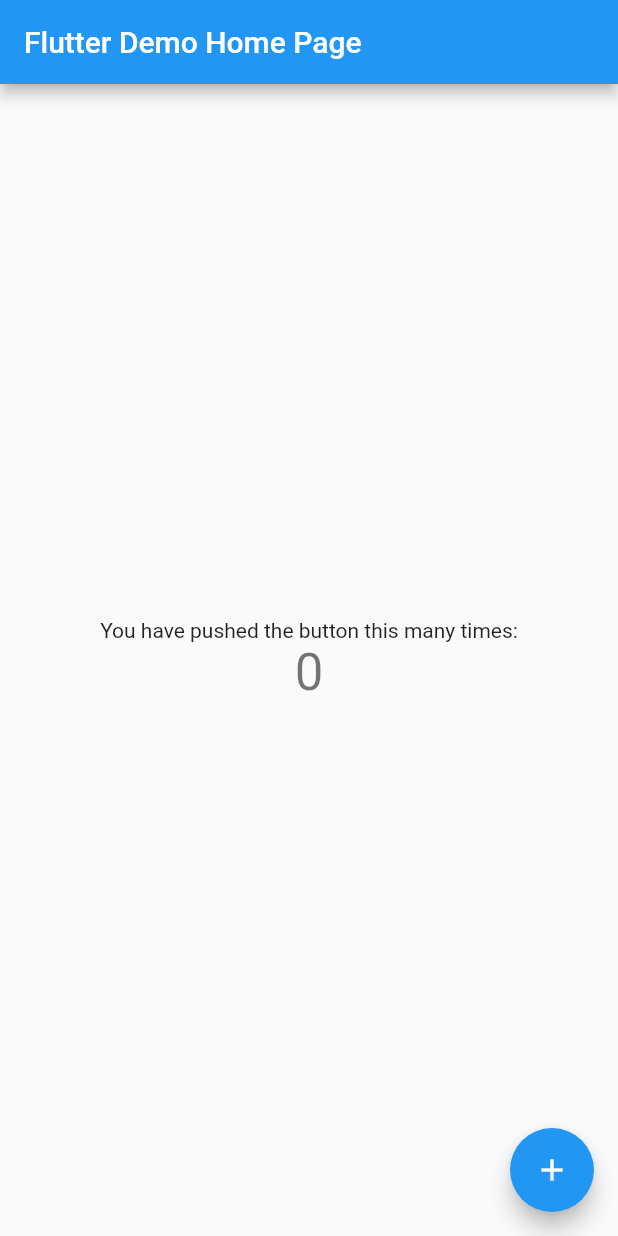
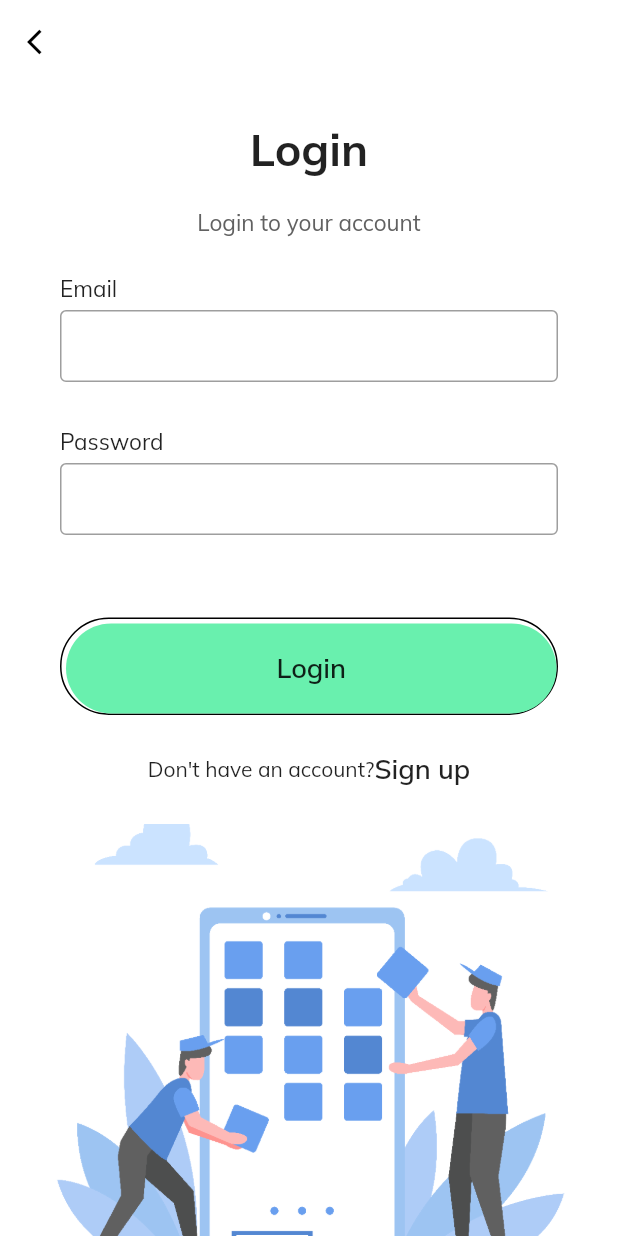
Before and after one commit to emiliohernandezdev/EnlatadosMGFlutter, a Flutter app: the screen it shows after launch, on a phone screen of 412 x 824 dp. Run offline on Flutter 3.47's test engine with Material 2 defaults, Android fonts, the phone set to English and light mode, and no system bars; our stand-ins replace google_fonts.

Commit message:
Se agregan pantallas de home y login

```diff
--- /dev/null
+++ b/lib/Screens/Auth/Login.dart
@@ -0,0 +1,142 @@
+import 'package:flutter/material.dart';
+
+class Login extends StatelessWidget {
+  @override
+  Widget build(BuildContext context) {
+    return Scaffold(
+      resizeToAvoidBottomInset: false,
+      backgroundColor: Colors.white,
+      appBar: AppBar(
+        elevation: 0,
+        brightness: Brightness.light,
+        backgroundColor: Colors.white,
+        leading: IconButton(
+          onPressed: () {
+            Navigator.pop(context);
+          },
+          icon: Icon(
+            Icons.arrow_back_ios,
+            size: 20,
+            color: Colors.black,
+          ),
+        ),
+      ),
+      body: Container(
+        height: MediaQuery.of(context).size.height,
+        width: double.infinity,
+        child: Column(
+          mainAxisAlignment: MainAxisAlignment.spaceBetween,
+          children: <Widget>[
+            Expanded(
+              child: Column(
+                mainAxisAlignment: MainAxisAlignment.spaceEvenly,
+                children: <Widget>[
+                  Column(
+                    children: <Widget>[
+                      Text(
+                        "Login",
+                        style: TextStyle(
+                            fontSize: 30, fontWeight: FontWeight.bold),
+                      ),
+                      SizedBox(
+                        height: 20,
+                      ),
+                      Text(
+                        "Login to your account",
+                        style: TextStyle(fontSize: 15, color: Colors.grey[700]),
+                      ),
+                    ],
+                  ),
+                  Padding(
+                    padding: EdgeInsets.symmetric(horizontal: 40),
+                    child: Column(
+                      children: <Widget>[
+                        makeInput(label: "Email"),
+                        makeInput(label: "Password", obscureText: true),
+                      ],
+                    ),
+                  ),
+                  Padding(
+                    padding: EdgeInsets.symmetric(horizontal: 40),
+                    child: Container(
+                      padding: EdgeInsets.only(top: 3, left: 3),
+                      decoration: BoxDecoration(
+                          borderRadius: BorderRadius.circular(50),
+                          border: Border(
+                            bottom: BorderSide(color: Colors.black),
+                            top: BorderSide(color: Colors.black),
+                            left: BorderSide(color: Colors.black),
+                            right: BorderSide(color: Colors.black),
+                          )),
+                      child: MaterialButton(
+                        minWidth: double.infinity,
+                        height: 60,
+                        onPressed: () {},
+                        color: Colors.greenAccent,
+                        elevation: 0,
+                        shape: RoundedRectangleBorder(
+                            borderRadius: BorderRadius.circular(50)),
+                        child: Text(
+                          "Login",
+                          style: TextStyle(
+                              fontWeight: FontWeight.w600, fontSize: 18),
+                        ),
+                      ),
+                    ),
+                  ),
+                  Row(
+                    mainAxisAlignment: MainAxisAlignment.center,
+                    children: <Widget>[
+                      Text("Don't have an account?"),
+                      Text(
+                        "Sign up",
+                        style: TextStyle(
+                            fontWeight: FontWeight.w600, fontSize: 18),
+                      ),
+                    ],
+                  )
+                ],
+              ),
+            ),
+            Container(
+              height: MediaQuery.of(context).size.height / 3,
+              decoration: BoxDecoration(
+                  image: DecorationImage(
+                      image: AssetImage('assets/background.png'),
+                      fit: BoxFit.cover)),
+            )
+          ],
+        ),
+      ),
+    );
+  }
+
+  Widget makeInput({label, obscureText = false}) {
+    return Column(
+      crossAxisAlignment: CrossAxisAlignment.start,
+      children: <Widget>[
+        Text(
+          label,
+          style: TextStyle(
+              fontSize: 15, fontWeight: FontWeight.w400, color: Colors.black87),
+        ),
+        SizedBox(
+          height: 5,
+        ),
+        TextField(
+          obscureText: obscureText,
+          decoration: InputDecoration(
+            contentPadding: EdgeInsets.symmetric(vertical: 0, horizontal: 10),
+            enabledBorder:
+                OutlineInputBorder(borderSide: BorderSide(color: Colors.grey)),
+            border:
+                OutlineInputBorder(borderSide: BorderSide(color: Colors.grey)),
+          ),
+        ),
+        SizedBox(
+          height: 30,
+        ),
+      ],
+    );
+  }
+}
--- a/lib/main.dart
+++ b/lib/main.dart
@@ -1,4 +1,7 @@
+import 'package:enlatadosmgapp/Screens/Auth/Login.dart';
 import 'package:flutter/material.dart';
+import 'package:google_fonts/google_fonts.dart';
+import 'Screens/Welcome/Welcome.dart';
 
 void main() {
   runApp(const MyApp());
@@ -7,109 +10,14 @@ void main() {
 class MyApp extends StatelessWidget {
   const MyApp({Key? key}) : super(key: key);
 
-  // This widget is the root of your application.
   @override
   Widget build(BuildContext context) {
     return MaterialApp(
-      title: 'Flutter Demo',
+      debugShowCheckedModeBanner: false,
+      title: 'Enlatados MG',
+      home: Login(),
       theme: ThemeData(
-        // This is the theme of your application.
-        //
-        // Try running your application with "flutter run". You'll see the
-        // application has a blue toolbar. Then, without quitting the app, try
-        // changing the primarySwatch below to Colors.green and then invoke
-        // "hot reload" (press "r" in the console where you ran "flutter run",
-        // or simply save your changes to "hot reload" in a Flutter IDE).
-        // Notice that the counter didn't reset back to zero; the application
-        // is not restarted.
-        primarySwatch: Colors.blue,
-      ),
-      home: const MyHomePage(title: 'Flutter Demo Home Page'),
+          textTheme: GoogleFonts.mulishTextTheme(Theme.of(context).textTheme)),
     );
   }
 }
-
-class MyHomePage extends StatefulWidget {
-  const MyHomePage({Key? key, required this.title}) : super(key: key);
-
-  // This widget is the home page of your application. It is stateful, meaning
-  // that it has a State object (defined below) that contains fields that affect
-  // how it looks.
-
-  // This class is the configuration for the state. It holds the values (in this
-  // case the title) provided by the parent (in this case the App widget) and
-  // used by the build method of the State. Fields in a Widget subclass are
-  // always marked "final".
-
-  final String title;
-
-  @override
-  State<MyHomePage> createState() => _MyHomePageState();
-}
-
-class _MyHomePageState extends State<MyHomePage> {
-  int _counter = 0;
-
-  void _incrementCounter() {
-    setState(() {
-      // This call to setState tells the Flutter framework that something has
-      // changed in this State, which causes it to rerun the build method below
-      // so that the display can reflect the updated values. If we changed
-      // _counter without calling setState(), then the build method would not be
-      // called again, and so nothing would appear to happen.
-      _counter++;
-    });
-  }
-
-  @override
-  Widget build(BuildContext context) {
-    // This method is rerun every time setState is called, for instance as done
-    // by the _incrementCounter method above.
-    //
-    // The Flutter framework has been optimized to make rerunning build methods
-    // fast, so that you can just rebuild anything that needs updating rather
-    // than having to individually change instances of widgets.
-    return Scaffold(
-      appBar: AppBar(
-        // Here we take the value from the MyHomePage object that was created by
-        // the App.build method, and use it to set our appbar title.
-        title: Text(widget.title),
-      ),
-      body: Center(
-        // Center is a layout widget. It takes a single child and positions it
-        // in the middle of the parent.
-        child: Column(
-          // Column is also a layout widget. It takes a list of children and
-          // arranges them vertically. By default, it sizes itself to fit its
-          // children horizontally, and tries to be as tall as its parent.
-          //
-          // Invoke "debug painting" (press "p" in the console, choose the
-          // "Toggle Debug Paint" action from the Flutter Inspector in Android
-          // Studio, or the "Toggle Debug Paint" command in Visual Studio Code)
-          // to see the wireframe for each widget.
-          //
-          // Column has various properties to control how it sizes itself and
-          // how it positions its children. Here we use mainAxisAlignment to
-          // center the children vertically; the main axis here is the vertical
-          // axis because Columns are vertical (the cross axis would be
-          // horizontal).
-          mainAxisAlignment: MainAxisAlignment.center,
-          children: <Widget>[
-            const Text(
-              'You have pushed the button this many times:',
-            ),
-            Text(
-              '$_counter',
-              style: Theme.of(context).textTheme.headline4,
-            ),
-          ],
-        ),
-      ),
-      floatingActionButton: FloatingActionButton(
-        onPressed: _incrementCounter,
-        tooltip: 'Increment',
-        child: const Icon(Icons.add),
-      ), // This trailing comma makes auto-formatting nicer for build methods.
-    );
-  }
-}
```
Also changed, not shown: lib/Screens/Welcome/Welcome.dart (added, +82 -0 lines), pubspec.yaml (+5 -4 lines), assets/background.png (added), assets/lata.png (added), assets/man.png (added), pubspec.lock.
